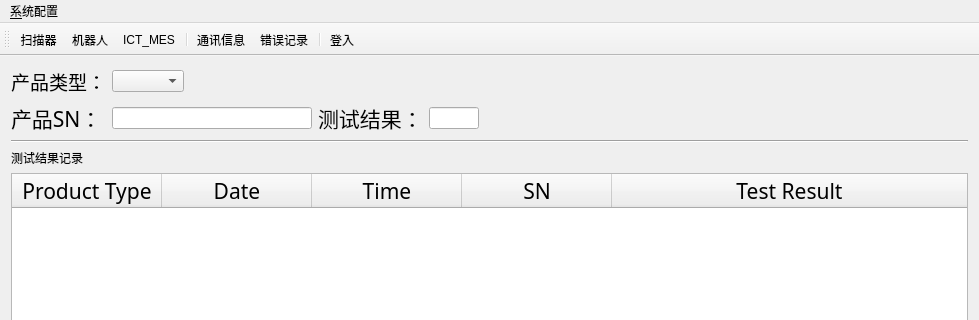
Before: the Qt Designer form ict_ur10.ui in eveningwyn/ICT_UR10, drawn with Qt 5; both pictures show x 0 to 979 and y 0 to 320 of the 979 by 516 pixel window.
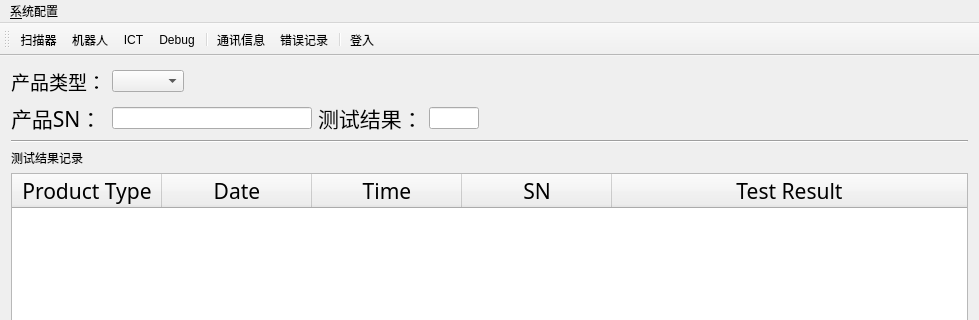
After: the same form once the commit is applied. Icons and pictures are not drawn.

The edit to the form file:
```diff
--- a/ict_ur10.ui
+++ b/ict_ur10.ui
@@ -561,6 +561,7 @@
    <addaction name="actionScanner"/>
    <addaction name="actionRobot"/>
    <addaction name="actionICT_MES"/>
+   <addaction name="actionDebug"/>
    <addaction name="separator"/>
    <addaction name="actionCommunication"/>
    <addaction name="actionError_list"/>
@@ -646,7 +647,15 @@
      <normaloff>:/res/Mes_fichiers_recus_32px.png</normaloff>:/res/Mes_fichiers_recus_32px.png</iconset>
    </property>
    <property name="text">
-    <string>ICT_MES</string>
+    <string>ICT</string>
+   </property>
+   <property name="toolTip">
+    <string>ICT</string>
+   </property>
+  </action>
+  <action name="actionDebug">
+   <property name="text">
+    <string>Debug</string>
    </property>
   </action>
  </widget>
```
Left out of the diff: 1 changed line with no effect on the pictures.
